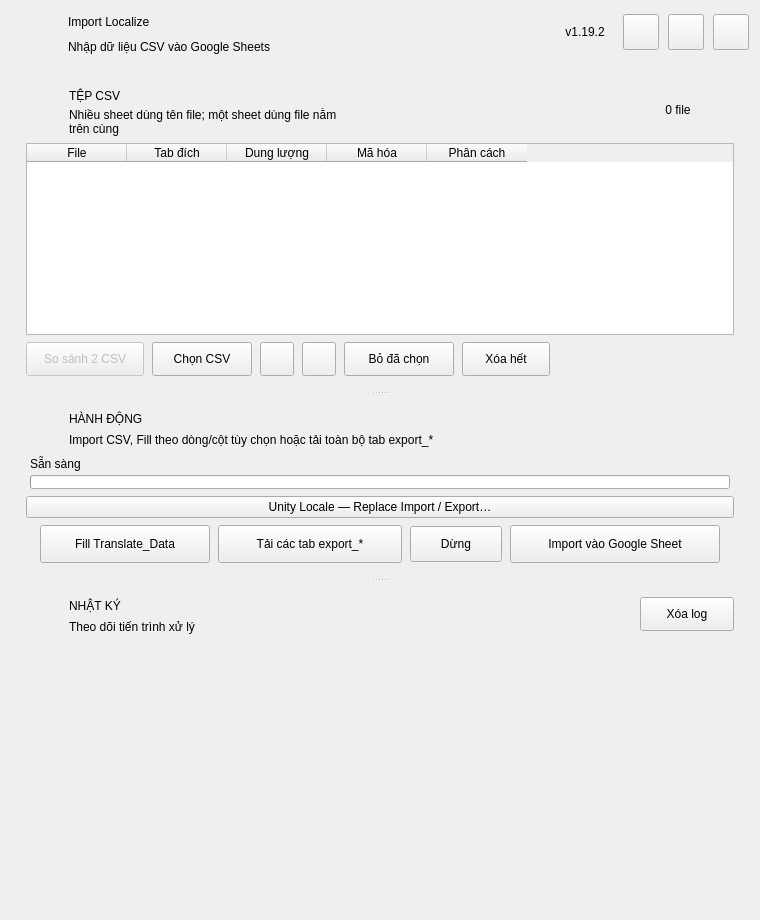
Above: src/import_localize/ui/forms/main_window.ui from longnguy3n/Import-Localize before the change. Below: the same form after it.
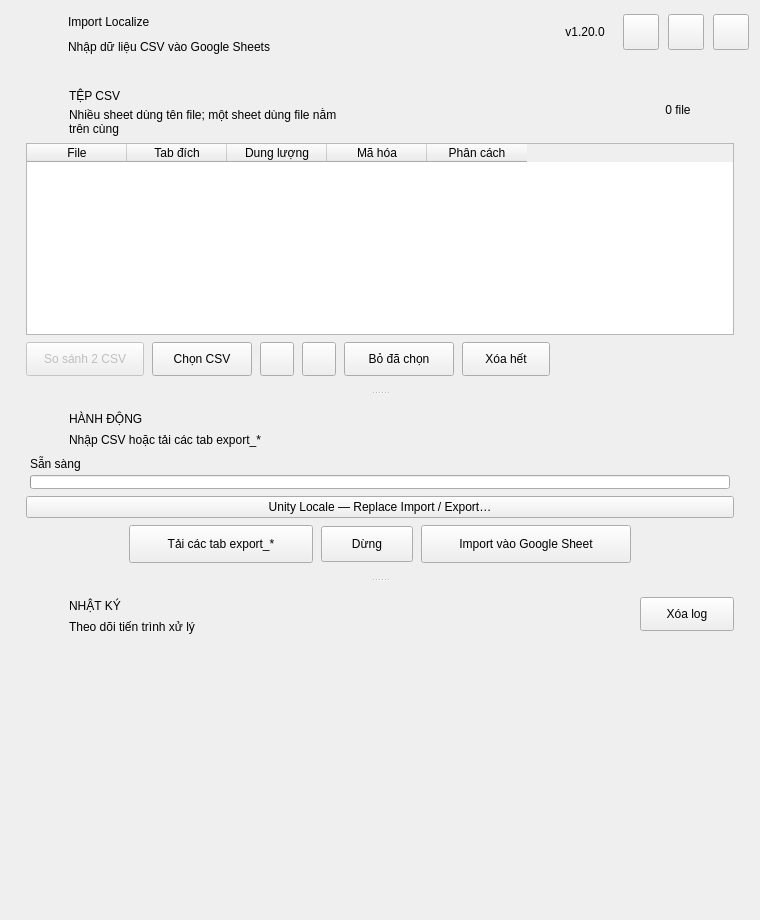
That is the form after the change.

Commit message: Transfer Unity locales directly to and from Sheets and annotate exports (v1.20.0)

```diff
--- a/src/import_localize/ui/forms/main_window.ui
+++ b/src/import_localize/ui/forms/main_window.ui
@@ -175,7 +175,7 @@
          </size>
         </property>
         <property name="text">
-         <string>v1.19.2</string>
+         <string>v1.20.0</string>
         </property>
         <property name="alignment">
          <set>Qt::AlignmentFlag::AlignCenter</set>
@@ -645,7 +645,7 @@
                    </size>
                   </property>
                   <property name="text">
-                   <string>Import CSV, Fill theo dòng/cột tùy chọn hoặc tải toàn bộ tab export_*</string>
+                   <string>Nhập CSV hoặc tải các tab export_*</string>
                   </property>
                  </widget>
                 </item>
@@ -741,28 +741,6 @@
                 </property>
                </spacer>
               </item>
-              <item>
-               <widget class="QPushButton" name="fillTranslateDataButton">
-                <property name="minimumSize">
-                 <size>
-                  <width>170</width>
-                  <height>38</height>
-                 </size>
-                </property>
-                <property name="maximumSize">
-                 <size>
-                  <width>230</width>
-                  <height>16777215</height>
-                 </size>
-                </property>
-                <property name="text">
-                 <string>Fill Translate_Data</string>
-                </property>
-                <property name="toolTip">
-                 <string>Mở thiết lập để chọn tab, hàng nguồn và các cột cần fill. Fill đến toàn bộ số hàng hiện có của tab.</string>
-                </property>
-               </widget>
-              </item>
               <item>
                <widget class="QPushButton" name="downloadExportTabsButton">
                 <property name="minimumSize">
```
The commit also changes 44 other files.
